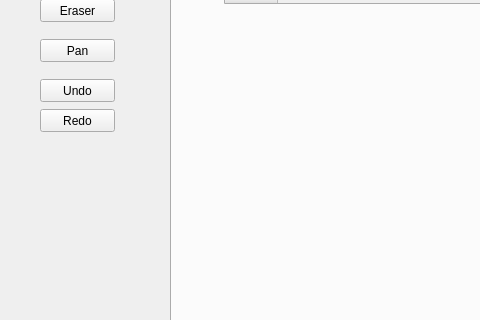
This is paintProgram/mainwindow.ui in ElliotHarding/paintProgram as Qt 5 draws it before an edit; both pictures show x 0 to 480 and y 120 to 440 of the 800 by 600 pixel window. The edited form follows.
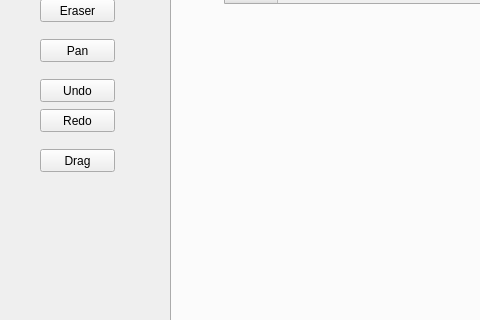
This is the edited form.

Commit message: wip - starting with drag

```diff
--- a/paintProgram/mainwindow.ui
+++ b/paintProgram/mainwindow.ui
@@ -167,6 +167,19 @@
      <string>Redo</string>
     </property>
    </widget>
+   <widget class="QPushButton" name="btn_dragTool">
+    <property name="geometry">
+     <rect>
+      <x>40</x>
+      <y>250</y>
+      <width>75</width>
+      <height>23</height>
+     </rect>
+    </property>
+    <property name="text">
+     <string>Drag</string>
+    </property>
+   </widget>
   </widget>
   <widget class="QMenuBar" name="menubar">
    <property name="geometry">
```
The commit also changes 4 other files.
